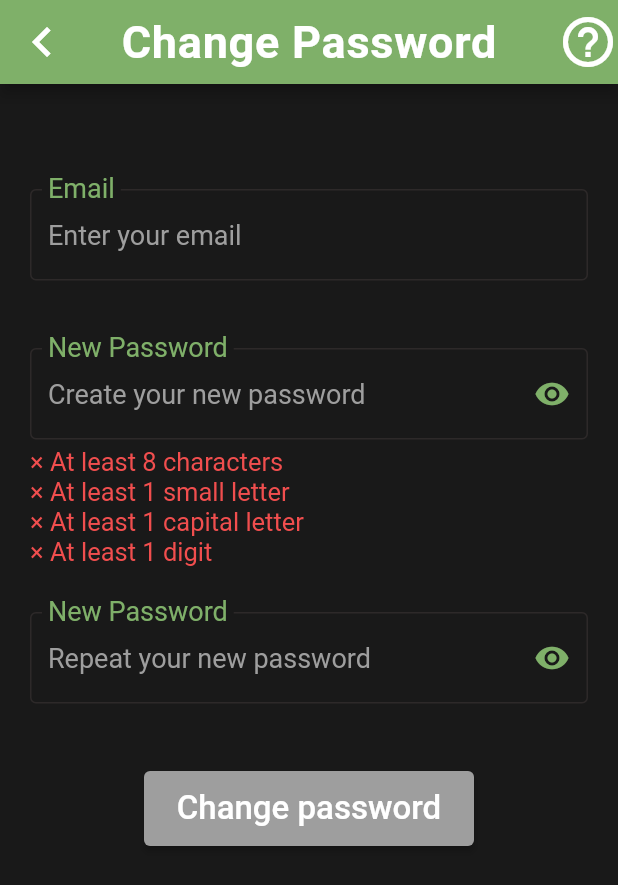
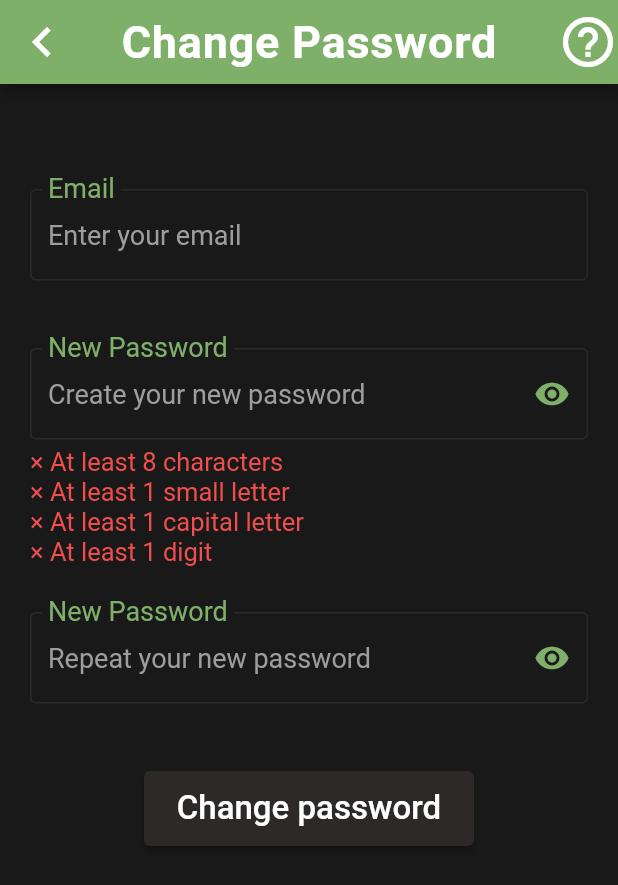
Before and after one commit to SDP-2023-G8/InBoX-app, a Flutter app: the ForgotPasswordScreen screen opened directly, on a phone screen of 412 x 824 dp. Shown: the top 885 px of the screen. Run offline on Flutter 3.47's test engine with Material 2 defaults, Android fonts, the phone set to English and light mode, and no system bars; our stand-ins replace flutter_local_notifications, flutter_secure_storage, flutter_speed_dial, flutter_svg, google_fonts, local_auth and 2 more; missing offline and left inert: flutter_mjpeg, flutter_verification_code, mic_stream; accounts and stored records are empty; network calls fail.

Commit message:
Change password button changed

```diff
--- a/inbox_app/lib/pages/forgot_password.dart
+++ b/inbox_app/lib/pages/forgot_password.dart
@@ -237,7 +237,7 @@ class _ForgotPasswordScreenState extends State<ForgotPasswordScreen> {
                                               _passwordController.text) &&
                                           _passwordsMatch)
                                       ? PRIMARY_GREEN
-                                      : Colors.grey),
+                                      : PRIMARY_GREY),
                           onPressed: () async {
                             if (isEmailValid(_emailController.text) &&
                                 isPasswordValid(_passwordController.text) &&
```
